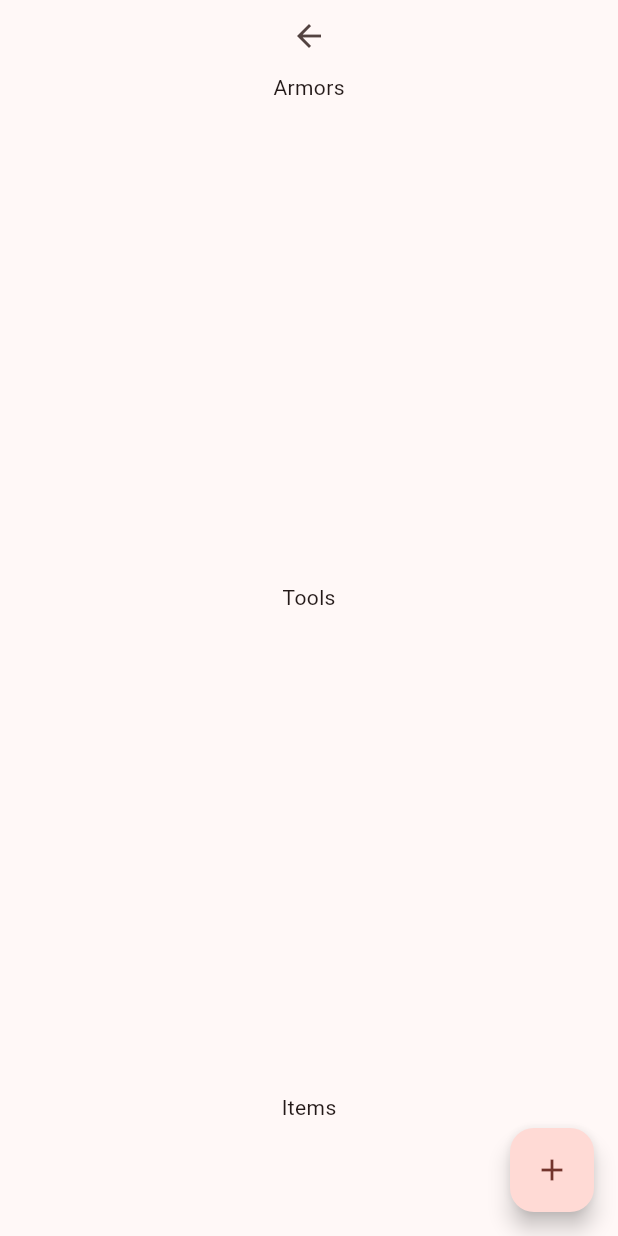
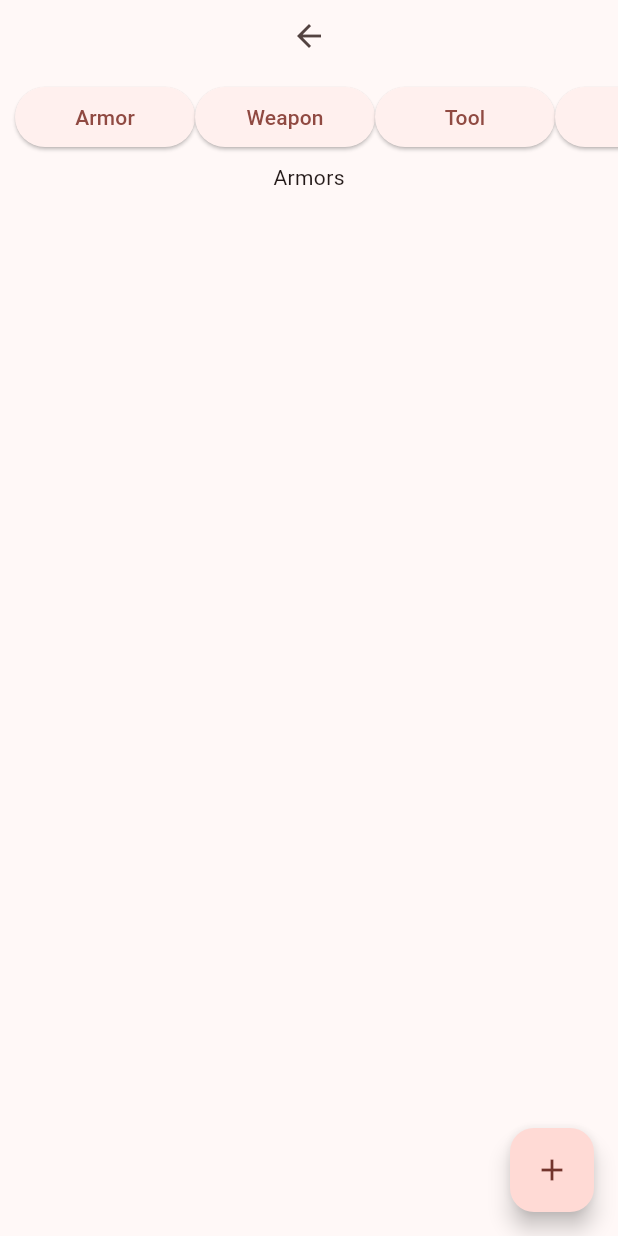
Before and after one commit to xoflo/dnd_system, a Flutter app: the screen it shows after launch, after a tap on "Items", on a phone screen of 412 x 824 dp. Run offline on Flutter 3.47's test engine with Material 3 defaults, Android fonts, the phone set to English and light mode, and no system bars; our stand-ins replace cloud_firestore, firebase_core; accounts and stored records are empty.

Commit message:
APR 15
- Initialize Firebase in the main application entry point.
- Update `GroupItem` and `Item` models to handle weight as a `double` and fix cost parsing.
- Refactor `ItemScreen` to include category-based filtering and a real-time list view for items using Firestore.
- Improve item creation in `addItem.dart` by adding field clearing, description sanitization, and better state management for unit selection.
- Update `UnitSelector` to manage its own unit state internally.
- Enhance UI scrolling behavior and loading indicators across the application.

```diff
--- a/lib/main.dart
+++ b/lib/main.dart
@@ -1,8 +1,16 @@
+import 'dart:ui';
+
 import 'package:dndsystem/screens/classes/classScreen.dart';
 import 'package:dndsystem/screens/items/itemScreen.dart';
+import 'package:firebase_core/firebase_core.dart';
 import 'package:flutter/material.dart';
+import 'firebase_options.dart';
 
-void main() {
+void main() async {
+  WidgetsFlutterBinding.ensureInitialized();
+  await Firebase.initializeApp(
+    options: DefaultFirebaseOptions.currentPlatform,
+  );
   runApp(const MyApp());
 }
 
@@ -13,6 +21,7 @@ class MyApp extends StatelessWidget {
   @override
   Widget build(BuildContext context) {
     return MaterialApp(
+
       debugShowCheckedModeBanner: false,
       title: 'DND System',
       theme: ThemeData(
@@ -39,13 +48,23 @@ class _MyHomePageState extends State<MyHomePage> {
   @override
   Widget build(BuildContext context) {
     return Scaffold(
+
       appBar: AppBar(
         centerTitle: true,
         backgroundColor: Theme.of(context).colorScheme.inversePrimary,
 
         title: Text(widget.title),
       ),
-      body: Center(
+      body: ScrollConfiguration(
+        behavior: const MaterialScrollBehavior().copyWith(
+          dragDevices: {
+            PointerDeviceKind.mouse,    // Enable mouse dragging
+            PointerDeviceKind.touch,    // Enable touch dragging
+            PointerDeviceKind.stylus,   // Enable stylus dragging
+            PointerDeviceKind.unknown,
+          },
+        ),
+        child: Center(
 
           child: Container(
             width: 200,
@@ -79,6 +98,7 @@ class _MyHomePageState extends State<MyHomePage> {
             ),
           ),
         ),
+      ),
     );
   }
 }
--- a/lib/models/groupItem.dart
+++ b/lib/models/groupItem.dart
@@ -4,10 +4,10 @@ class GroupItem {
   List<Item>? items;
   String? description;
   int? cost;
-  int? weight;
+  double? weight;
 
   GroupItem(this.items, this.description, this.cost, this.weight) {
-    int accumulatedWeight = 0;
+    double accumulatedWeight = 0;
 
     items?.forEach((e) {
       if (e.weight != null){
--- a/lib/models/item.dart
+++ b/lib/models/item.dart
@@ -10,10 +10,10 @@ class Item {
 
   Item.fromJSON(Map<String, dynamic> data) {
     name = data['name'];
-    weight = data['weight'];
-    cost = data['cost'];
+    weight = double.parse(data['weight'].toString() );
+    cost = int.parse(data['cost']);
     description = data['description'];
-    description = data['unit'];
+    unit = data['unit'];
   }
 
   toJSON() {
--- a/lib/screens/items/itemScreen.dart
+++ b/lib/screens/items/itemScreen.dart
@@ -1,5 +1,8 @@
+import 'package:cloud_firestore/cloud_firestore.dart';
 import 'package:flutter/material.dart';
 
+import '../../globals.dart';
+import '../../models/item.dart';
 import 'addItem.dart';
 
 class ItemScreen extends StatefulWidget {
@@ -10,6 +13,11 @@ class ItemScreen extends StatefulWidget {
 }
 
 class _ItemScreenState extends State<ItemScreen> {
+
+  int screenIndex = 0;
+
+  List<String> categories = ['Armor', 'Weapon', 'Tool', 'Item', 'Group Item'];
+
   @override
   Widget build(BuildContext context) {
     return Scaffold(
@@ -29,6 +37,39 @@ class _ItemScreenState extends State<ItemScreen> {
               Navigator.pop(context);
             }, icon: Icon(Icons.arrow_back)),
 
+            Container(
+              height: 60,
+              width: MediaQuery.of(context).size.width,
+                child: ListView.builder(
+                  padding: EdgeInsets.all(10),
+                  scrollDirection: Axis.horizontal,
+                    itemCount: categories.length,
+                    itemBuilder: (context, i) {
+                      return Container(
+                        height: 60,
+                        width: 120,
+                        child: ElevatedButton(
+                            onPressed: () {
+                          setState(() {
+                            screenIndex = i;
+                          });
+                        }, child: Text(categories[i])),
+                      );
+                    }),
+            ),
+            screenBuilder(screenIndex),
+
+          ],
+        ),
+
+      ));
+  }
+
+  screenBuilder(int i) {
+    switch (i) {
+      case 0:
+        return Column(
+          children: [
             Text("Armors"),
             Container(
               height: 300,
@@ -36,8 +77,23 @@ class _ItemScreenState extends State<ItemScreen> {
                 return ListTile();
               }),
             ),
-            SizedBox(height: 20),
-
+          ],
+        );
+      case 1:
+        return Column(
+          children: [
+            Text("Weapons"),
+            Container(
+              height: 300,
+              child: ListView.builder(itemBuilder: (context, i) {
+                return ListTile();
+              }),
+            ),
+          ],
+        );
+      case 2:
+        return Column(
+          children: [
             Text("Tools"),
             Container(
               height: 300,
@@ -45,29 +101,72 @@ class _ItemScreenState extends State<ItemScreen> {
                 return ListTile();
               }),
             ),
-            SizedBox(height: 20),
-
+          ],
+        );
+      case 3:
+        return Column(
+          children: [
             Text("Items"),
+            itemsList(),
+          ],
+        );
+      case 4:
+        return Column(
+          children: [
+            Text("Group Item"),
             Container(
               height: 300,
               child: ListView.builder(itemBuilder: (context, i) {
                 return ListTile();
               }),
             ),
-            SizedBox(height: 20),
+          ],
+        );
 
-
-            Text("Weapons"),
-            Container(
-              height: 300,
-              child: ListView.builder(itemBuilder: (context, i) {
-                return ListTile();
-              }),
-            ),
-            SizedBox(height: 20),
-          ],
-        ),
-
-      ));
   }
 }
+
+itemsList() {
+  return
+    Container(
+      height: 300,
+      child: StreamBuilder(
+        stream: firestore.collection("items").snapshots(),
+        builder: (BuildContext context, AsyncSnapshot<QuerySnapshot> snapshot) {
+          return snapshot.hasData ? ListView.builder(
+            padding: EdgeInsets.all(20),
+              itemCount: snapshot.data!.docs.length,
+              itemBuilder: (context, i) {
+                Item item = Item.fromJSON(snapshot.data!.docs[i].data() as Map<String, dynamic>);
+                return ListTile(
+                  onTap: () {
+                    showDialog(context: context, builder: (_) => AlertDialog(
+                        title: Text(item.name!),
+                        content: Container(
+                            height: 300,
+                            width: 350,
+                            child: SingleChildScrollView(
+                              scrollDirection: Axis.vertical,
+                              child: Column(
+                                children: [
+                                  Text("Description: ${item.description!}"),
+                                  Text("Weight: ${item.weight!.toString()}"),
+                                  Text("Cost: ${item.cost!.toString()} ${item.unit!}"),
+                                ],
+                              ),
+                            )
+                        )));
+                  },
+                  title: Text(item.name!),
+                );
+              }) : Center(
+            child: Container(
+              height: 50,
+              width: 50,
+              child: CircularProgressIndicator(),
+            ),
+          );
+        },
+      ),
+    );}
+}
```
Also changed, not shown: lib/builderWidgets/unitSelector.dart (+5 -2 lines), lib/globals.dart (+8 -3 lines), lib/screens/items/addItem.dart (+26 -4 lines). Lines whose indentation alone changed are shown as unchanged.
